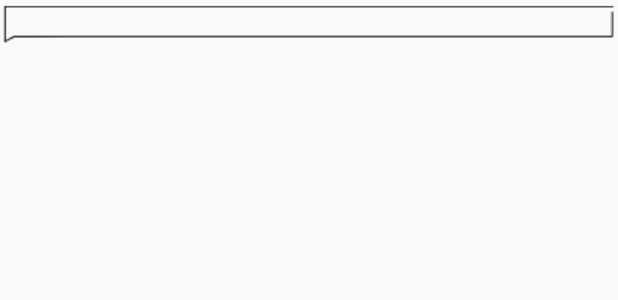
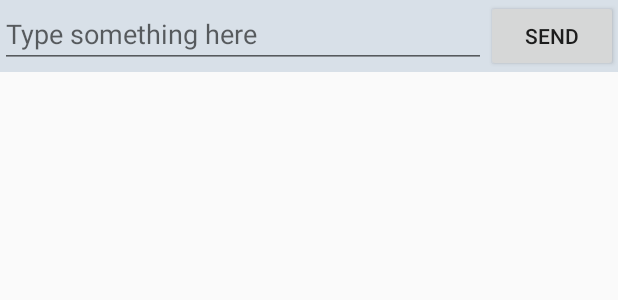
Before and after one commit to caoxiemeihao/learn-android, an Android app: the layout activity_main.xml on its own in the app's theme, with its tools: preview values and no code run, on a phone screen of 412 x 824 dp. Shown: the top 300 px of the screen. Run offline under Robolectric (Android 15) with nearby library versions, the phone set to English and light mode, and no system bars.

Commit message:
19-04-03 Best UI practicing.

```diff
--- a/UIBestPractice/app/build.gradle
+++ b/UIBestPractice/app/build.gradle
@@ -22,6 +22,7 @@ dependencies {
     implementation fileTree(dir: 'libs', include: ['*.jar'])
     implementation 'com.android.support:appcompat-v7:28.0.0'
     implementation 'com.android.support.constraint:constraint-layout:1.1.3'
+    implementation 'com.android.support:recyclerview-v7:28.0.0'
     testImplementation 'junit:junit:4.12'
     androidTestImplementation 'com.android.support.test:runner:1.0.2'
     androidTestImplementation 'com.android.support.test.espresso:espresso-core:3.0.2'
--- a/UIBestPractice/app/src/main/res/layout/activity_main.xml
+++ b/UIBestPractice/app/src/main/res/layout/activity_main.xml
@@ -20,6 +20,29 @@
 <LinearLayout xmlns:android="http://schemas.android.com/apk/res/android"
     android:layout_width="match_parent"
     android:layout_height="wrap_content"
-    android:background="@drawable/message_left">
+    android:background="#d8e0e8">
+
+    <android.support.v7.widget.RecyclerView
+        android:id="@+id/msg_recycler_view"
+        android:layout_width="match_parent"
+        android:layout_height="0dp"
+        android:layout_weight="1"/>
+
+    <LinearLayout
+        android:layout_width="match_parent"
+        android:layout_height="wrap_content">
+        <EditText
+            android:id="@+id/input_text"
+            android:layout_width="0dp"
+            android:layout_height="wrap_content"
+            android:layout_weight="1"
+            android:hint="Type something here"
+            android:maxLines="2"/>
+        <Button
+            android:id="@+id/send"
+            android:layout_width="wrap_content"
+            android:layout_height="wrap_content"
+            android:text="Send"/>
+    </LinearLayout>
 
 </LinearLayout>
```
Also changed, not shown: UIBestPractice/app/src/main/java/com/atom/uibestpractice/Msg.java (added, +21 -0 lines), UIBestPractice/app/src/main/res/drawable/message_left.9.png, UIBestPractice/app/src/main/res/drawable/message_right.9.png (added), 2 other files.
